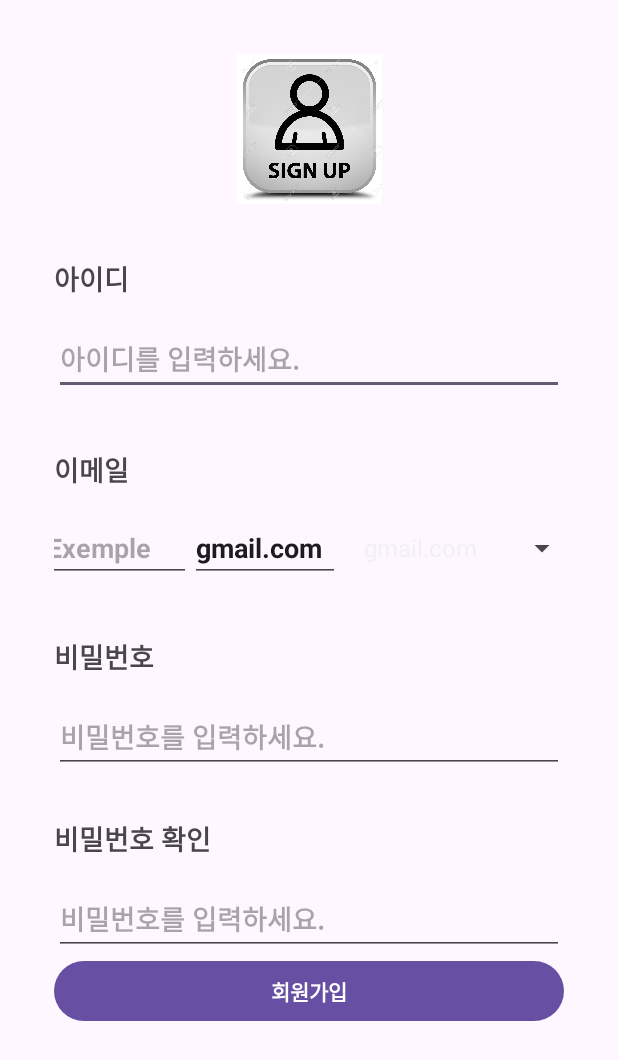
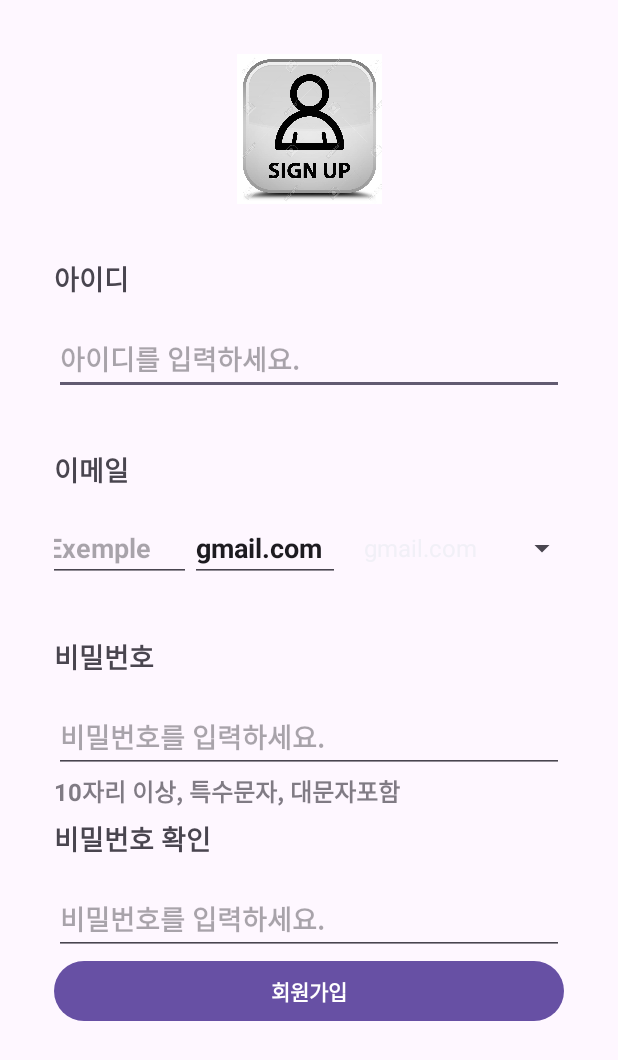
Before and after one commit to dlho1222/Sparta-Week4-Introduce, an Android app: the SignUpActivity screen opened directly, with no data from a screen before it, on a phone screen of 412 x 824 dp. Shown: the top 1060 px of the screen. Run offline under Robolectric (Android 15) with nearby library versions, the phone set to English and light mode, and no system bars.

Commit message:
비밀번호 같은지 확인

```diff
--- a/app/src/main/java/com/example/introduce/SignUpActivity.kt
+++ b/app/src/main/java/com/example/introduce/SignUpActivity.kt
@@ -13,8 +13,11 @@ import android.widget.Button
 import android.widget.EditText
 import android.widget.ListAdapter
 import android.widget.Spinner
+import android.widget.TextView
 import android.widget.Toast
+import androidx.core.view.isVisible
 import androidx.core.widget.addTextChangedListener
+import java.util.regex.Pattern
 
 class SignUpActivity : AppCompatActivity() {
 
@@ -28,28 +31,30 @@ class SignUpActivity : AppCompatActivity() {
         val email = findViewById<EditText>(R.id.et_Email)
         val spinner = findViewById<Spinner>(R.id.spinner)
         val emailForm = findViewById<EditText>(R.id.et_EmailForm)
-        createSpinner(spinner,emailForm)
+        createSpinner(spinner, emailForm)
         validation(id)
+        validation(email)
+        validation(password)
+        validation(confirmPassword)
         focusOut(id)
-        validation(email)
         focusOut(email)
-        validation(password)
         focusOut(password)
-        validation(confirmPassword)
         focusOut(confirmPassword)
 
-
-
+        signUpButton.setOnClickListener {
             if (id.text.isNullOrEmpty() || confirmPassword.text.isNullOrEmpty() || password.text.isNullOrEmpty() || email.text.isNullOrEmpty()) {
-            return
+                Toast.makeText(this, "입력값이 비어있습니다.", Toast.LENGTH_SHORT).show()
+                return@setOnClickListener
             } else {
-            signUpButton.setOnClickListener {
+                if(isEqualPassword(confirmPassword)){
                     Intent().apply {
                         putExtra("updatedId", id.text.toString())
                         putExtra("updatedPassword", password.text.toString())
                         setResult(RESULT_OK, this)
                     }
                     finish()
+                }
+
             }
         }
 
@@ -75,21 +80,42 @@ class SignUpActivity : AppCompatActivity() {
     }
 
     private fun validation(editText: EditText) {
-        editText.addTextChangedListener {
-            editText.error =
+        editText.addTextChangedListener(object : TextWatcher {
+            val tv_passwordDescription = findViewById<TextView>(R.id.tv_DescriptionPassword)
+            override fun beforeTextChanged(s: CharSequence?, start: Int, count: Int, after: Int) {
+
+            }
+
+            override fun onTextChanged(s: CharSequence?, start: Int, before: Int, count: Int) {
+
                     if (editText.text.length == 0 || editText.text.isNullOrEmpty() || isEmpty(editText)
                     ) {
                         when (editText.id) {
-                        R.id.et_Id -> "아이디를 입력하세요"
-                        R.id.et_Email -> "이메일을 입력하세요"
-                        R.id.et_Password -> "비밀번호를 입력하세요"
-                        R.id.et_ConfirmPassword -> "비밀번호를 확인해주세요"
+                            R.id.et_Id ->editText.error = "아이디를 입력하세요"
+                            R.id.et_Email -> editText.error ="이메일을 입력하세요"
+                            R.id.et_Password ->{
+                                editText.error = "비밀번호를 입력하세요"
+                                tv_passwordDescription.isVisible = true
+                            }
+                            R.id.et_ConfirmPassword -> editText.error ="비밀번호를 확인해주세요."
                             else -> ""
                         }
-                } else {
-                    null
+                    }else{
+                        if(editText.id == R.id.et_Password){
+                            tv_passwordDescription.isVisible = false
+                        }
+                        if(editText.id == R.id.et_ConfirmPassword){
+                            isEqualPassword(editText)
                         }
                     }
+
+            }
+
+            override fun afterTextChanged(s: Editable?) {
+
+            }
+
+        })
     }
 
     private fun isEmpty(editText: EditText): Boolean {
@@ -98,38 +124,47 @@ class SignUpActivity : AppCompatActivity() {
         return if (empty.contains(" ")) true else false
     }
 
-    private fun emailFormChange(spinner: Spinner) {
-        val emailForm = findViewById<EditText>(R.id.et_EmailForm)
-        emailForm.setText(spinner.selectedItem.toString())
-    }
-    private fun createSpinner(spinner: Spinner,emailForm: EditText){
+    private fun createSpinner(spinner: Spinner, emailForm: EditText) {
         spinner.apply {
             adapter = ArrayAdapter.createFromResource(
                 baseContext,
                 R.array.email,
                 android.R.layout.simple_list_item_1
             )
-            onItemSelectedListener = object :OnItemSelectedListener{
+            onItemSelectedListener = object : OnItemSelectedListener {
                 override fun onItemSelected(
                     parent: AdapterView<*>?,
                     view: View?,
                     position: Int,
                     id: Long
                 ) {
-                    if(spinner.selectedItemPosition == 3){
+                    if (spinner.selectedItemPosition == 3) {
                         emailForm.apply {
                             setText("")
                             setHint("직접입력")
                         }
-                    }
-                    else emailForm.setText(spinner.selectedItem.toString())
+                    } else emailForm.setText(spinner.selectedItem.toString())
 
                 }
 
                 override fun onNothingSelected(parent: AdapterView<*>?) {
-                    TODO("Not yet implemented")
                 }
             }
         }
     }
+
+    private fun isRegularPwd(password: EditText): Boolean {
+        return if (password.text.toString().contains("!@#$%^&*()-_=+")) true else false
     }
+
+    private fun isEqualPassword(editText: EditText):Boolean{
+        val password = findViewById<EditText>(R.id.et_Password)
+        val confirmPassword = findViewById<EditText>(R.id.et_ConfirmPassword)
+        return if(password.text.toString() == confirmPassword.text.toString()){
+            true
+        } else {
+            editText.error = "비밀번호가 같지 않습니다."
+            false
+        }
+    }
+}
--- a/app/src/main/res/layout/activity_sign_up.xml
+++ b/app/src/main/res/layout/activity_sign_up.xml
@@ -53,39 +53,38 @@
         app:layout_constraintTop_toBottomOf="@id/et_Id" />
 
     <EditText
-        app:layout_constraintHorizontal_weight="1"
         android:id="@+id/et_Email"
         style="@style/EditTextStyle"
         android:layout_width="100dp"
         android:layout_height="wrap_content"
-        app:layout_constraintEnd_toStartOf="@id/et_EmailForm"
         android:hint="@string/EmailHint"
         android:inputType="textEmailAddress"
+        app:layout_constraintEnd_toStartOf="@id/et_EmailForm"
+        app:layout_constraintHorizontal_weight="1"
         app:layout_constraintStart_toStartOf="@+id/tv_Email_Title"
         app:layout_constraintTop_toBottomOf="@id/tv_Email_Title" />
 
     <EditText
-        app:layout_constraintEnd_toStartOf="@id/spinner"
         android:id="@+id/et_EmailForm"
         style="@style/EditTextStyle"
         android:layout_width="100dp"
-        app:layout_constraintHorizontal_weight="1"
         android:layout_height="wrap_content"
         android:hint="@string/EmailFormHint"
         android:inputType="textEmailAddress"
+        app:layout_constraintBaseline_toBaselineOf="@id/et_Email"
+        app:layout_constraintEnd_toStartOf="@id/spinner"
+        app:layout_constraintHorizontal_weight="1"
         app:layout_constraintStart_toEndOf="@id/et_Email"
-        app:layout_constraintTop_toTopOf="@id/et_Email"
-        app:layout_constraintBaseline_toBaselineOf="@id/et_Email"
-        />
+        app:layout_constraintTop_toTopOf="@id/et_Email" />
 
     <Spinner
-        app:layout_constraintHorizontal_weight="1"
-        app:layout_constraintStart_toEndOf="@id/et_EmailForm"
         android:id="@+id/spinner"
         android:layout_width="wrap_content"
         android:layout_height="wrap_content"
         app:layout_constraintBottom_toBottomOf="@id/et_EmailForm"
         app:layout_constraintEnd_toEndOf="@+id/tv_Email_Title"
+        app:layout_constraintHorizontal_weight="1"
+        app:layout_constraintStart_toEndOf="@id/et_EmailForm"
         app:layout_constraintTop_toTopOf="@id/et_EmailForm" />
 
 
@@ -112,6 +111,19 @@
         app:layout_constraintEnd_toEndOf="@+id/tv_Password_Title"
         app:layout_constraintStart_toStartOf="@+id/tv_Password_Title"
         app:layout_constraintTop_toBottomOf="@id/tv_Password_Title" />
+
+    <TextView
+        android:id="@+id/tv_DescriptionPassword"
+        android:layout_width="0dp"
+        android:layout_height="wrap_content"
+        android:alpha="0.7"
+        android:text="@string/passwordDescription"
+        android:textSize="16sp"
+        android:textStyle="bold"
+        app:layout_constraintEnd_toEndOf="@id/et_Password"
+        app:layout_constraintStart_toStartOf="@id/et_Password"
+        app:layout_constraintTop_toBottomOf="@id/et_Password" />
+
 
     <TextView
         android:id="@+id/tv_ConfirmPassword_Title"
--- a/app/src/main/res/values/strings.xml
+++ b/app/src/main/res/values/strings.xml
@@ -18,5 +18,6 @@
     <string name="EmailFormHint">"@"Exemple.com</string>
     <string name="ConfirmPasswordTitle">비밀번호 확인</string>
     <string name="ConfirmPasswordHint">비밀번호를 입력하세요.</string>
+    <string name="passwordDescription">10자리 이상, 특수문자, 대문자포함</string>
 
 </resources>
```
Lines whose indentation alone changed are shown as unchanged.
